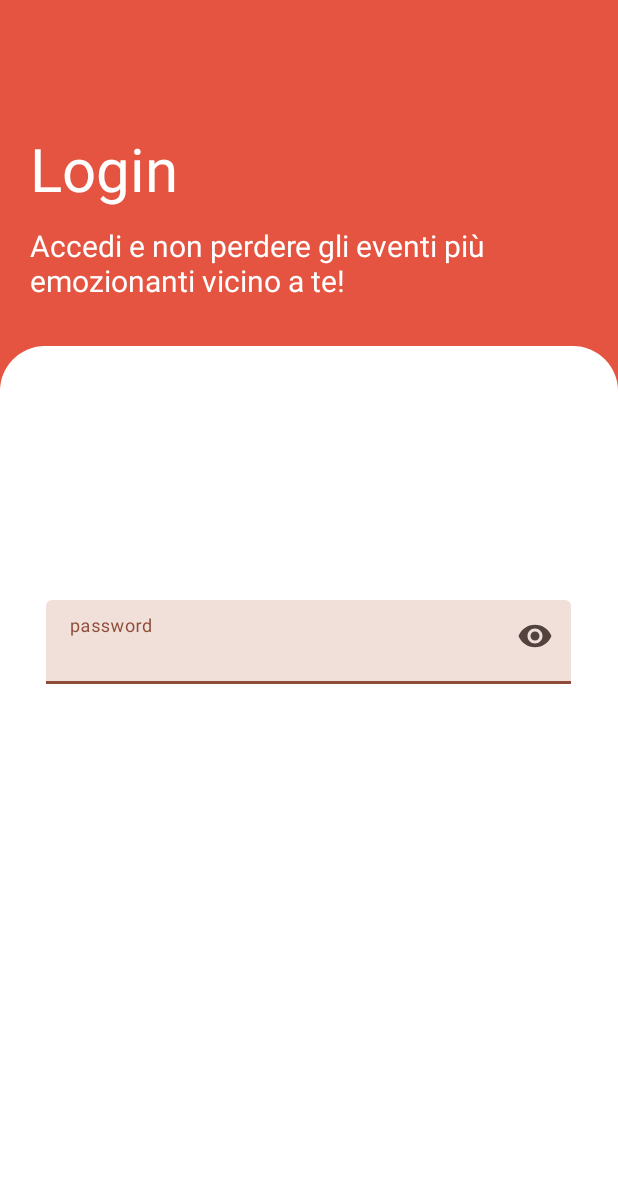
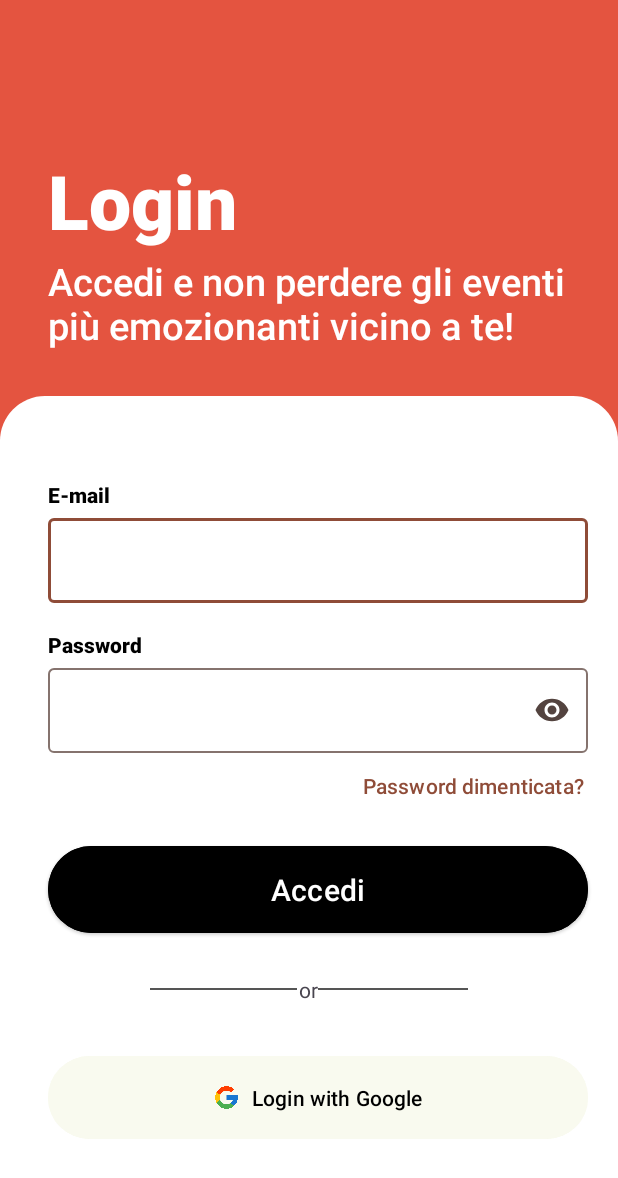
Before and after one commit to TrDavide/WeMeet, an Android app: the screen it shows after launch (LoginActivity), on a phone screen of 412 x 824 dp. Shown: the top 1178 px of the screen. Run offline under Robolectric (Android 15) with nearby library versions, the phone set to English and light mode, and no system bars.

Commit message:
Schermata Login Quasi Completa

```diff
--- a/app/src/main/res/layout/activity_login.xml
+++ b/app/src/main/res/layout/activity_login.xml
@@ -6,28 +6,32 @@
     android:layout_width="match_parent"
     android:layout_height="match_parent"
     android:background="#E45440"
+
     android:orientation="vertical"
     tools:context=".LoginActivity"
     tools:ignore="ExtraText">
+    <TextView
+        android:layout_width="match_parent"
+        android:layout_height="wrap_content"
+        android:layout_marginStart="32dp"
+        android:layout_marginTop="100dp"
+        android:fontFamily="sans-serif-medium"
+        android:text="@string/login"
+        android:textColor="@color/md_theme_onSecondary"
+        android:textSize="50dp"
+        android:textStyle="bold"
+        />
 
     <TextView
-        android:layout_width="320dp"
+        android:layout_marginTop="170dp"
+        android:id="@+id/FraseSottoLogin"
+        android:layout_width="match_parent"
         android:layout_height="wrap_content"
-        android:layout_marginStart="20dp"
-        android:layout_marginTop="85dp"
-        android:textSize="40sp"
-        android:text="@string/login"
-        android:fontFamily="sans-serif"
-        android:textColor="@color/md_theme_onSecondary"/>
-
-    <TextView
-        android:layout_marginTop="150dp"
-        android:id="@+id/FraseSottoLogin"
-        android:layout_width="320dp"
-        android:layout_height="wrap_content"
-        android:layout_marginStart="20dp"
-        android:textSize="20sp"
+        android:layout_marginStart="32dp"
+        android:layout_marginEnd="20dp"
+        android:textSize="25sp"
         android:text="@string/frase_login"
+        android:fontFamily="sans-serif-medium"
         android:textColor="@color/md_theme_onSecondary"/>
 
     <View
@@ -37,23 +41,124 @@
         android:layout_below="@id/FraseSottoLogin"
         android:background="@drawable/border2"/>
 
-    <com.google.android.material.textfield.TextInputLayout
-        android:id="@+id/FilledTextField"
-        style="?attr/textInputFilledStyle"
+    <TextView
         android:layout_width="match_parent"
         android:layout_height="wrap_content"
-        android:layout_marginTop="400dp"
-        app:endIconMode="password_toggle"
-        android:hint="@string/password">
+        android:layout_marginStart="32dp"
+        android:layout_marginTop="320dp"
+        android:fontFamily="sans-serif-medium"
+        android:text="@string/email"
+        android:textColor="@color/md_theme_scrim"
+        android:textStyle="bold"
+        />
+    <TextView
+        android:layout_width="match_parent"
+        android:layout_height="wrap_content"
+        android:layout_marginStart="32dp"
+        android:layout_marginTop="420dp"
+        android:fontFamily="sans-serif-medium"
+        android:text="@string/password"
+        android:textColor="@color/md_theme_scrim"
+        android:textStyle="bold"
+        />
+
+    <com.google.android.material.textfield.TextInputLayout
+        android:id="@+id/outlinedTextField"
+        android:layout_width="match_parent"
+        android:layout_height="wrap_content"
+        android:layout_marginTop="340dp"
+        android:layout_marginStart="32dp"
+        android:layout_marginEnd="20dp">
 
         <com.google.android.material.textfield.TextInputEditText
-            android:layout_width="350dp"
+            android:layout_width="match_parent"
             android:layout_height="wrap_content"
-            android:layout_gravity="center"
+            />
+
+    </com.google.android.material.textfield.TextInputLayout>
+
+    <com.google.android.material.textfield.TextInputLayout
+        android:id="@+id/OutlinedTextField"
+        style="?attr/textInputOutlinedStyle"
+        android:layout_width="match_parent"
+        android:layout_height="wrap_content"
+        android:layout_marginTop="440dp"
+        android:layout_marginStart="32dp"
+        android:layout_marginEnd="20dp"
+        app:endIconMode="password_toggle">
+
+        <com.google.android.material.textfield.TextInputEditText
+            android:layout_width="match_parent"
+            android:layout_height="wrap_content"
             android:inputType="textPassword"
             />
 
     </com.google.android.material.textfield.TextInputLayout>
 
+    <Button
+        style="@style/Widget.Material3.Button.TextButton"
+        android:id="@+id/textButton"
+        android:layout_width="wrap_content"
+        android:layout_height="wrap_content"
+        android:layout_marginTop="500dp"
+        android:layout_marginStart="230dp"
+        android:text="@string/forgot_password"
+        />
+    <Button
+        style="@style/Widget.Material3.Button.ElevatedButton"
+        android:backgroundTint="@color/md_theme_scrim"
+        android:layout_width="match_parent"
+        android:layout_height="wrap_content"
+        android:layout_marginTop="560dp"
+        android:fontFamily="sans-serif-medium"
+        android:text="@string/accedi"
+        android:padding="15dp"
+        android:textColor="@color/md_theme_onSecondaryFixed_mediumContrast"
+        android:layout_marginStart="32dp"
+        android:layout_marginEnd="20dp"
+        android:textSize="20sp" />
 
+    <RelativeLayout
+        android:layout_width="match_parent"
+        android:layout_height="wrap_content"
+        android:layout_marginStart="100dp"
+        android:layout_marginEnd="100dp"
+        android:layout_marginTop="650dp">
+
+        <View
+            android:layout_width="100dp"
+            android:layout_height="1dp"
+            android:layout_marginEnd="1dp"
+            android:layout_toStartOf="@+id/text_or"
+            android:layout_centerInParent="true"
+            android:background="#555"/>
+
+        <TextView
+            android:id="@+id/text_or"
+            android:layout_width="wrap_content"
+            android:layout_height="wrap_content"
+            android:text="@string/or"
+            android:layout_centerInParent="true"/>
+
+        <View
+            android:layout_width="100dp"
+            android:layout_height="1dp"
+            android:layout_toEndOf="@+id/text_or"
+            android:layout_centerInParent="true"
+            android:background="#555"/>
+    </RelativeLayout>
+
+    <Button
+        android:layout_width="364dp"
+        android:layout_height="63dp"
+        android:layout_marginStart="32dp"
+        android:layout_marginTop="700dp"
+        android:layout_marginEnd="20dp"
+        android:backgroundTint="@color/md_theme_bianchino"
+        android:padding="15dp"
+        android:text="@string/or_withGoogle"
+        android:textColor="@color/md_theme_scrim"
+        app:icon="@drawable/googleicon"
+        app:iconGravity="textStart"
+        app:iconTint="@null" />
 </RelativeLayout>
--- a/app/src/main/res/values/colors.xml
+++ b/app/src/main/res/values/colors.xml
@@ -1,6 +1,7 @@
 <resources>
     <color name="red_primary">#B3261E</color>
     <color name="red_primary1">#EC221F</color>
+    <color name="md_theme_bianchino">#F9FAEF</color>
     <color name="md_theme_primary">#8F4C38</color>
     <color name="md_theme_onPrimary">#FFFFFF</color>
     <color name="md_theme_primaryContainer">#FFDBD1</color>
--- a/app/src/main/res/values/strings.xml
+++ b/app/src/main/res/values/strings.xml
@@ -9,5 +9,9 @@
     <string name="login">Login</string>
     <string name="frase_login">Accedi e non perdere gli eventi più emozionanti vicino a te!</string>
     <string name="email">E-mail</string>
-    <string name="password">password</string>
+    <string name="password">Password</string>
+    <string name="forgot_password">Password dimenticata?</string>
+    <string name="or">or</string>
+    <string name="or_withGoogle">Login with Google</string>
+
 </resources>
```
Also changed, not shown: app/src/main/res/drawable/googleicon.png (added), app/src/main/res/drawable/sfondorosso.jpg (added).
